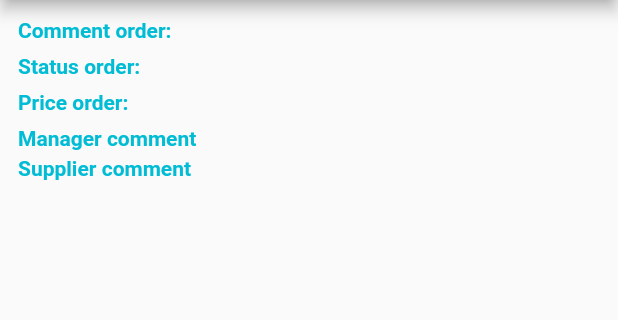
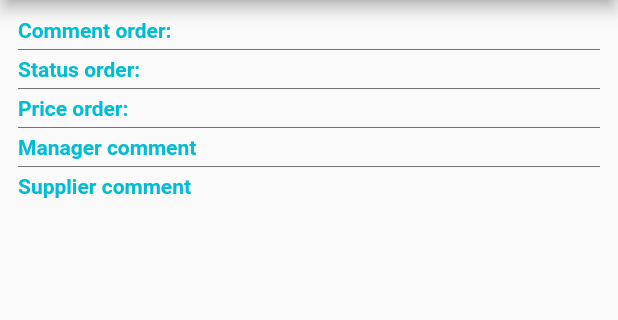
Before and after one commit to Demonius/MotorHunter, a Flutter app: the OrderPage screen opened directly with empty values, on a phone screen of 412 x 824 dp, the part 84-404 px from its top. Run offline on Flutter 3.47's test engine with Material 2 defaults, Android fonts, the phone set to English and light mode, and no system bars; drawn by our look-alikes of pull_to_refresh; our stand-ins replace dio, flutter_native_splash, image_picker, retrofit, shared_preferences, video_player; missing offline and left inert: dio_logging_interceptor, format; accounts and stored records are empty; generated files the repository leaves out were written again; network calls fail; statements that could not run were skipped.

Commit message:
Added divider into order info.

```diff
--- a/lib/screens/order_page.dart
+++ b/lib/screens/order_page.dart
@@ -224,13 +224,12 @@ class _OrderPage extends State<OrderPage> {
       child: ListView(
         children: [
           createWidgetTitleValue("Comment order:", order.managerComment ?? "No comment"),
-          const SizedBox(
-            height: 8.0,
-          ),
+          // const SizedBox(
+          //   height: 8.0,
+          // ),
+          createDivider(),
           createWidgetTitleValue("Status order:", order.messageStatus, colorBorder: order.colorBorder),
-          const SizedBox(
-            height: 8.0,
-          ),
+          createDivider(),
           Row(
             mainAxisAlignment: MainAxisAlignment.spaceBetween,
             crossAxisAlignment: CrossAxisAlignment.center,
@@ -256,19 +255,22 @@ class _OrderPage extends State<OrderPage> {
               )
             ],
           ),
-          const SizedBox(
-            height: 8.0,
-          ),
+          createDivider(),
           createWidgetTitleValue("Manager comment", order.managerComment ?? "No comment"),
-          const SizedBox(
-            height: 4.0,
-          ),
+          createDivider(),
           createWidgetTitleValue("Supplier comment", order.supplierComment ?? "No comment"),
           createPhotosWidget(),
           Align(alignment: Alignment.topCenter, child: createVideoWidget()),
           // const Padding(padding: EdgeInsets.only(left: 12.0, bottom: 4.0, top: 12.0), child: Text("Messages")),
           // getWidgetListMessage(),
         ],
+      ));
+
+  Widget createDivider() => const Padding(
+      padding: EdgeInsets.only(top: 4.0, bottom: 4.0),
+      child: Divider(
+        height: 2,
+        color: Colors.black54,
       ));
 
   Widget createPhotosWidget() {
```
